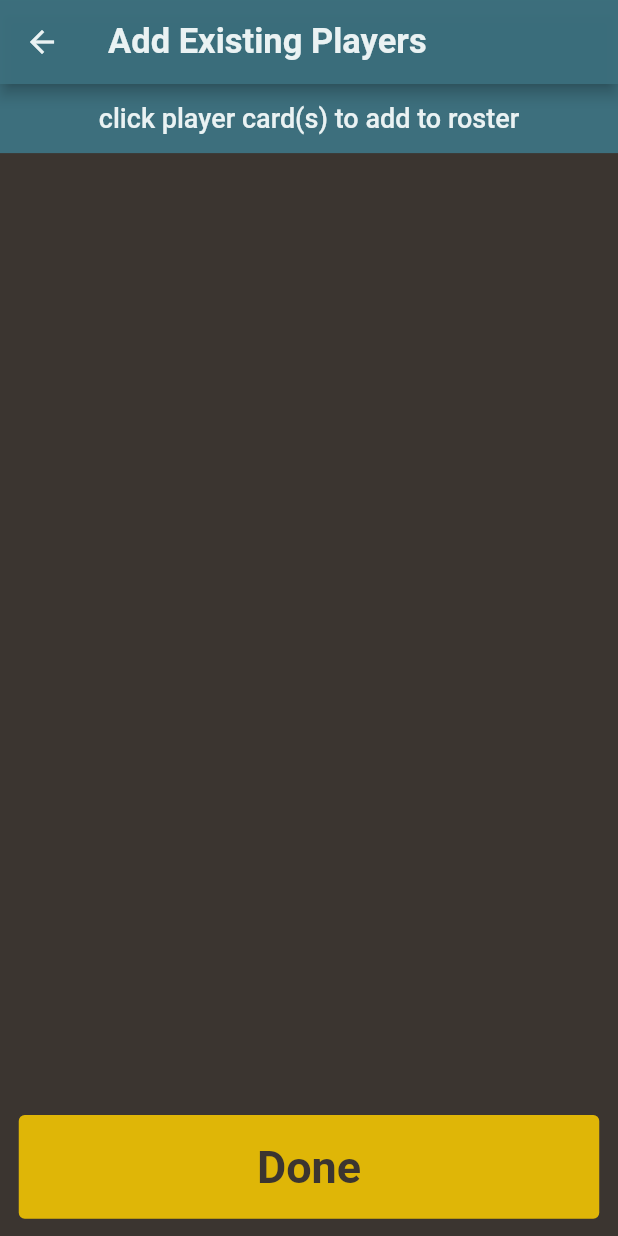
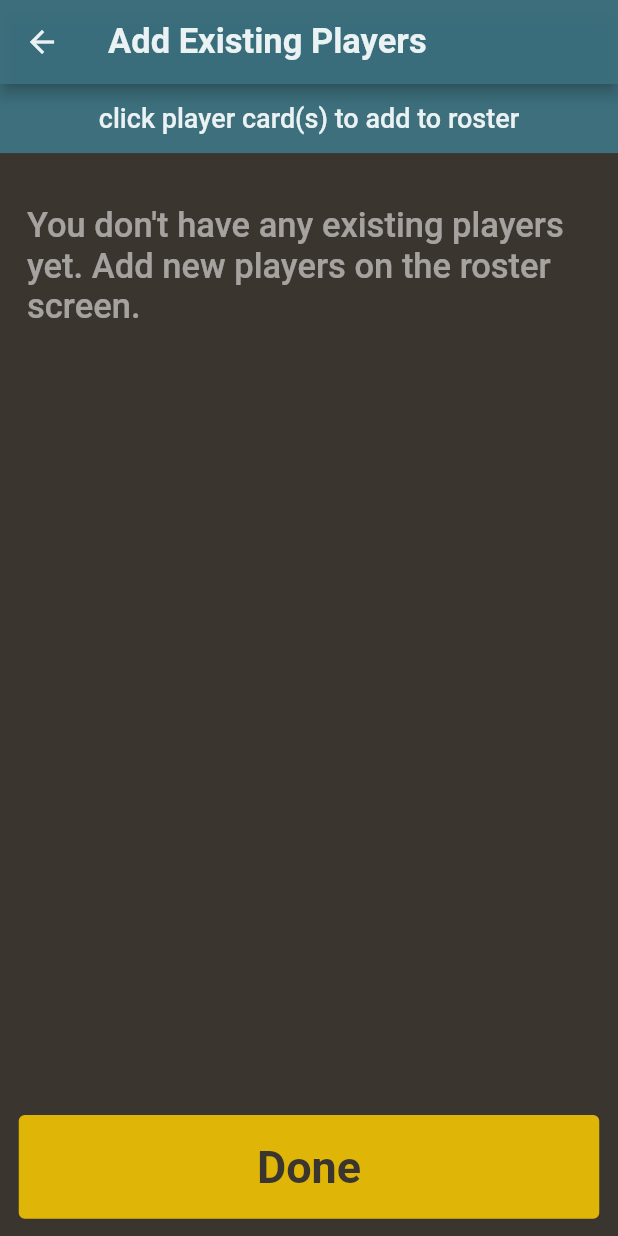
Before and after one commit to Kgresmer/farkle_scoreboard, a Flutter app: the FillRosterScreen screen opened by its route, after a tap on "Add Existing Player", on a phone screen of 412 x 824 dp. Run offline on Flutter 3.47's test engine with Material 2 defaults, Android fonts, the phone set to English and light mode, and no system bars; our stand-ins replace audioplayers, fluttertoast, vibration.

Commit message:
Fixing lots of issues. adding display message error.

```diff
--- a/lib/FileService.dart
+++ b/lib/FileService.dart
@@ -12,7 +12,11 @@ class FileService {
 
   static Future<File> get _localFile async {
     final path = await _localPath;
-    return File('$path/data.txt');
+    try {
+      return File('$path/data.txt');
+    } catch (e) {
+      print(e.toString());
+    }
   }
 
   static Future<List<Player>> readContent() async {
@@ -21,7 +25,13 @@ class FileService {
       String jsonString = await file.readAsString();
       List<Object> objects = jsonDecode(jsonString);
       List<Player> players = [];
-      objects.forEach((p) => players.add(Player.fromJsonMap(p)));
+      objects.forEach((p) =>
+      {
+        players.add(Player.fromJsonMap(p)),
+        print(Player.fromJsonMap(p).name),
+        print(Player.fromJsonMap(p).wins)
+      });
+
       return players;
     } catch (e) {
       print(e.toString());
@@ -31,8 +41,8 @@ class FileService {
 
   static Future<File> writeContent(List<Player> players) async {
     final file = await _localFile;
-    List<Player> defaultPlayers = [new Player(name: 'Kevin'), new Player(name: 'Sigrid')];
-    String jsonUser = jsonEncode(players.length == 0 ? defaultPlayers : players);
-    return file.writeAsString(jsonUser);
+    String jsonPlayers = jsonEncode(players);
+    print(jsonPlayers);
+    return file.writeAsString(jsonPlayers);
   }
 }
--- a/lib/models/Player.dart
+++ b/lib/models/Player.dart
@@ -9,11 +9,11 @@ class Player {
   Color color;
   int wins;
   int losses;
-  int bestScore;
+  int highestRoll;
 
   Player(
       {@required this.name,
-      this.bestScore = 0,
+      this.highestRoll = 0,
       this.losses = 0,
       this.wins = 0}) {
     final _random = new Random();
@@ -27,20 +27,15 @@ class Player {
         'color': color.value,
         'wins': wins,
         'losses': losses,
-        'bestScore': bestScore,
+        'highestRoll': highestRoll,
       };
 
   Player.load(
-      this.id, this.name, this.color, this.wins, this.losses, this.bestScore);
+      this.id, this.name, this.color, this.wins, this.losses, this.highestRoll);
 
   factory Player.fromJsonMap(dynamic data) {
     Color color = Color(data['color']);
-    return Player.load(
-        data['id'] as String,
-        data['name'] as String,
-        color,
-        data['losses'],
-        data['bestScore'],
-        data['wins']);
+    return Player.load(data['id'] as String, data['name'] as String, color,
+        data['wins'], data['losses'], data['highestRoll']);
   }
 }
--- a/lib/screens/landing_screen.dart
+++ b/lib/screens/landing_screen.dart
@@ -8,7 +8,7 @@ class LandingScreen extends StatelessWidget {
   static const routeName = '/landing';
 
   void navToScoreAGame(BuildContext ctx) {
-    FileService.writeContent([]);
+    //FileService.writeContent([]);
     HapticFeedback.heavyImpact();
     Navigator.of(ctx).pushNamed(FillRosterScreen.routeName);
   }
--- a/lib/widgets/existing_player_list.dart
+++ b/lib/widgets/existing_player_list.dart
@@ -21,13 +21,13 @@ class _ExistingPlayerListState extends State<ExistingPlayerList> {
         timeInSecForIosWeb: 1,
         backgroundColor: Theme.of(context).canvasColor,
         textColor: Theme.of(context).cardColor,
-        fontSize: 16.0
-    );
+        fontSize: 16.0);
   }
 
   void selectPlayer(ExistingPlayer existingPlayer) {
     HapticFeedback.heavyImpact();
-    if (Provider.of<Roster>(context, listen: false).players.length < 15 && !existingPlayer.selected) {
+    if (Provider.of<Roster>(context, listen: false).players.length < 15 &&
+        !existingPlayer.selected) {
       setState(() {
         existingPlayer.selected = !existingPlayer.selected;
       });
@@ -35,7 +35,9 @@ class _ExistingPlayerListState extends State<ExistingPlayerList> {
         Provider.of<Roster>(context, listen: false)
             .addPlayer(existingPlayer.player);
       }
-    } else if (Provider.of<Roster>(context, listen: false).players.length == 15 && !existingPlayer.selected) {
+    } else if (Provider.of<Roster>(context, listen: false).players.length ==
+            15 &&
+        !existingPlayer.selected) {
       _showToast();
     } else {
       setState(() {
@@ -53,8 +55,7 @@ class _ExistingPlayerListState extends State<ExistingPlayerList> {
     final rosterPlayersData = Provider.of<Roster>(context);
     final rosterPlayers = rosterPlayersData.players;
     RosterPlayer rosterPlayer;
-    existingPlayers.forEach((ep) =>
-    {
+    existingPlayers.forEach((ep) => {
           rosterPlayer = rosterPlayers.firstWhere(
               (rp) => rp.player.id == ep.player.id,
               orElse: () => null),
@@ -67,8 +68,7 @@ class _ExistingPlayerListState extends State<ExistingPlayerList> {
     void removeExistingPlayer(ExistingPlayer existingPlayer) {
       showDialog(
         context: context,
-        builder: (context) =>
-        new AlertDialog(
+        builder: (context) => new AlertDialog(
           title: new Text('Are you sure?'),
           content: new Text(
               'Removing this player will erase them and all their history'),
@@ -78,8 +78,7 @@ class _ExistingPlayerListState extends State<ExistingPlayerList> {
               child: new Text('No'),
             ),
             TextButton(
-              onPressed: () =>
-              {
+              onPressed: () => {
                 Provider.of<ExistingPlayers>(context, listen: false)
                     .removePlayer(existingPlayer, context),
                 Navigator.of(context).pop(false)
@@ -91,7 +90,8 @@ class _ExistingPlayerListState extends State<ExistingPlayerList> {
       );
     }
 
-    return ListView.builder(
+    return existingPlayers.length > 0
+        ? ListView.builder(
             scrollDirection: Axis.vertical,
             shrinkWrap: true,
             itemBuilder: (ctx, index) {
@@ -103,12 +103,8 @@ class _ExistingPlayerListState extends State<ExistingPlayerList> {
                   horizontal: 5,
                 ),
                 child: ListTile(
-              tileColor: Theme
-                  .of(context)
-                  .dividerColor,
-              selectedTileColor: Theme
-                  .of(context)
-                  .shadowColor,
+                    tileColor: Theme.of(context).dividerColor,
+                    selectedTileColor: Theme.of(context).shadowColor,
                     selected: existingPlayers[index].selected,
                     onTap: () => selectPlayer(existingPlayers[index]),
                     isThreeLine: true,
@@ -122,18 +118,13 @@ class _ExistingPlayerListState extends State<ExistingPlayerList> {
                               padding: const EdgeInsets.all(5),
                               child: FittedBox(
                                 child: existingPlayers[index].selected
-                              ? Icon(
-                            Icons.check,
-                            size: 40
-                          )
+                                    ? Icon(Icons.check, size: 40)
                                     : Text(
                                         existingPlayers[index]
                                             .player
                                             .name
                                             .substring(0, 1),
-                              style:
-                              Theme
-                                  .of(context)
+                                        style: Theme.of(context)
                                             .textTheme
                                             .bodyMedium),
                               ))),
@@ -141,58 +132,42 @@ class _ExistingPlayerListState extends State<ExistingPlayerList> {
                     title: Text(
                       existingPlayers[index].player.name,
                       style: existingPlayers[index].selected
-                    ? Theme
-                    .of(context)
-                    .textTheme
-                    .bodyMedium
-                    : Theme
-                    .of(context)
-                    .textTheme
-                    .headlineLarge,
+                          ? Theme.of(context).textTheme.bodyMedium
+                          : Theme.of(context).textTheme.headlineLarge,
                     ),
                     subtitle: Column(
                         mainAxisAlignment: MainAxisAlignment.start,
                         crossAxisAlignment: CrossAxisAlignment.start,
                         children: <Widget>[
                           Text(
-                        'Wins: ${existingPlayers[index].player
-                            .wins} | Losses: ${existingPlayers[index].player
-                            .losses}',
+                              'Wins: ${existingPlayers[index].player.wins} | Losses: ${existingPlayers[index].player.losses}',
                               style: existingPlayers[index].selected
-                            ? Theme
-                            .of(context)
-                            .textTheme
-                            .bodySmall
-                            : Theme
-                            .of(context)
-                            .textTheme
-                            .headlineMedium),
+                                  ? Theme.of(context).textTheme.bodySmall
+                                  : Theme.of(context).textTheme.headlineMedium),
                           Text(
-                        'Best Score: ${existingPlayers[index].player
-                            .bestScore}',
+                              'Highest roll: ${existingPlayers[index].player.highestRoll}',
                               style: existingPlayers[index].selected
-                            ? Theme
-                            .of(context)
-                            .textTheme
-                            .bodySmall
-                            : Theme
-                            .of(context)
-                            .textTheme
-                            .headlineMedium),
+                                  ? Theme.of(context).textTheme.bodySmall
+                                  : Theme.of(context).textTheme.headlineMedium),
                         ]),
                     trailing: IconButton(
                       icon: const Icon(
                         Icons.remove_circle_outline,
                       ),
                       iconSize: 45,
-                color: Theme
-                    .of(context)
-                    .canvasColor,
-                onPressed: () => removeExistingPlayer(existingPlayers[index]),
+                      color: Theme.of(context).canvasColor,
+                      onPressed: () =>
+                          removeExistingPlayer(existingPlayers[index]),
                     )),
               );
             },
             itemCount: existingPlayers.length,
+          )
+        : Padding(
+            padding: const EdgeInsets.fromLTRB(18, 35, 18, 0),
+            child: Text(
+                'You don\'t have any existing players yet. Add new players on the roster screen.',
+                style: TextStyle(color: Theme.of(context).disabledColor)),
           );
   }
 }
--- a/pubspec.yaml
+++ b/pubspec.yaml
@@ -15,7 +15,7 @@ publish_to: 'none' # Remove this line if you wish to publish to pub.dev
 # In iOS, build-name is used as CFBundleShortVersionString while build-number used as CFBundleVersion.
 # Read more about iOS versioning at
 # https://developer.apple.com/library/archive/documentation/General/Reference/InfoPlistKeyReference/Articles/CoreFoundationKeys.html
-version: 1.0.1+2
+version: 1.0.1+5
 
 environment:
   sdk: ">=2.7.0 <3.0.0"
```
Also changed, not shown: lib/screens/game_over_screen.dart (+33 -10 lines), lib/widgets/roster_player_list.dart (+10 -29 lines), lib/widgets/score_input.dart (+7 -6 lines), assets/images/dice-3-fives.png, assets/images/dice-3-sixes.png, assets/images/dice-five.png, assets/images/dice-one.png. Lines whose indentation alone changed are shown as unchanged.
